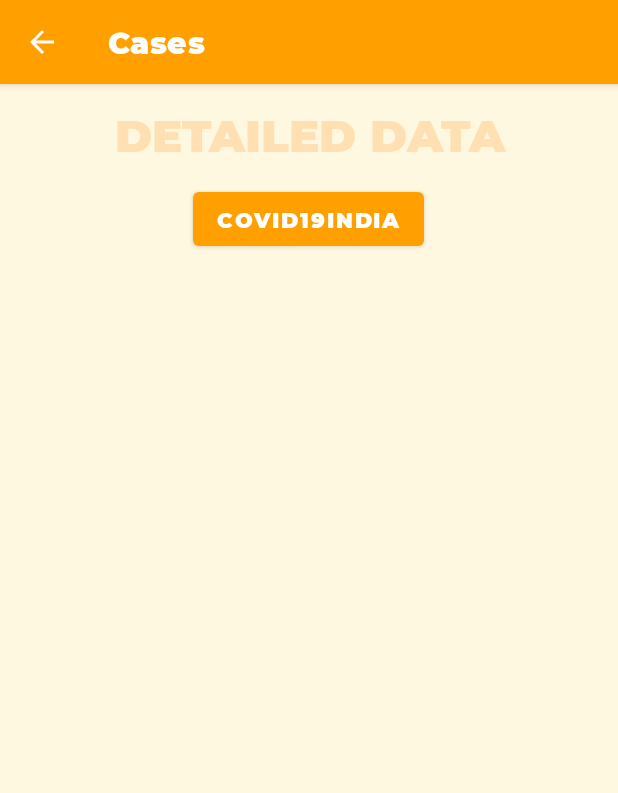
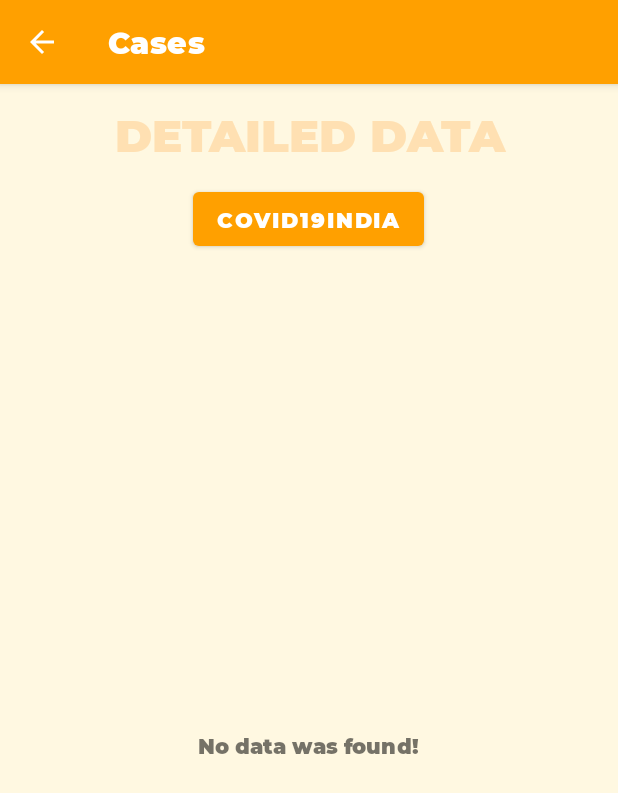
Before and after one commit to Anand-Avinash-Bhalerao/CoviHelp, an Android app: the casesorg screen opened directly, with no data from a screen before it, on a phone screen of 412 x 824 dp. Shown: the top 793 px of the screen. Run offline under Robolectric (Android 15) with nearby library versions, the phone set to English and light mode, and no system bars.

Commit message:
Progress bar added

```diff
--- a/app/src/main/java/com/example/covihelp/CovidAsyncTask.java
+++ b/app/src/main/java/com/example/covihelp/CovidAsyncTask.java
@@ -35,7 +35,7 @@ public class CovidAsyncTask extends AsyncTaskLoader<List<CovidCityStats>> {
     Activity activity;
     public ListView listView;
     public RecyclerView recyclerView;
-    public Context context;
+    public Context contextC;
     //    public AdapterC adapterC;
     public RecyclerAdapter recyclerAdapter;
     public static final String LOG_TAG = "DebugK";
@@ -57,7 +57,7 @@ public class CovidAsyncTask extends AsyncTaskLoader<List<CovidCityStats>> {
 
     public CovidAsyncTask(Context context) {
         super(context);
-        this.context = context;
+        contextC = context;
     }
 
     @Override
@@ -67,6 +67,12 @@ public class CovidAsyncTask extends AsyncTaskLoader<List<CovidCityStats>> {
 
     @Override
     public List<CovidCityStats> loadInBackground() {
+        try {
+            Toast.makeText(contextC, "Loaded the url again", Toast.LENGTH_SHORT).show();
+        }catch (Exception e){
+            Log.e("DebugK","Kuch toh hua inLoadInBackground me");
+            e.printStackTrace();
+        }
         String jsonResponse = "";
         HttpURLConnection urlConnection = null;
         InputStream inputStream = null;
--- a/app/src/main/java/com/example/covihelp/casesorg.java
+++ b/app/src/main/java/com/example/covihelp/casesorg.java
@@ -1,39 +1,22 @@
 package com.example.covihelp;
 
-import android.app.Activity;
-import android.content.Context;
 import android.content.Intent;
 import android.net.Uri;
-import android.os.AsyncTask;
 import android.os.Bundle;
 import android.util.Log;
 import android.view.View;
 import android.widget.Button;
-import android.widget.ListView;
-import android.widget.Toast;
+import android.widget.ProgressBar;
+import android.widget.TextView;
 
 import androidx.annotation.NonNull;
 import androidx.annotation.Nullable;
 import androidx.appcompat.app.AppCompatActivity;
 import androidx.loader.app.LoaderManager;
-import androidx.loader.content.AsyncTaskLoader;
 import androidx.loader.content.Loader;
 import androidx.recyclerview.widget.LinearLayoutManager;
 import androidx.recyclerview.widget.RecyclerView;
 
-import org.json.JSONArray;
-import org.json.JSONException;
-import org.json.JSONObject;
-
-import java.io.BufferedInputStream;
-import java.io.BufferedReader;
-import java.io.IOException;
-import java.io.InputStream;
-import java.io.InputStreamReader;
-import java.net.HttpURLConnection;
-import java.net.MalformedURLException;
-import java.net.URL;
-import java.nio.charset.Charset;
 import java.util.ArrayList;
 import java.util.List;
 
@@ -43,6 +26,8 @@ public class casesorg extends AppCompatActivity implements LoaderManager.LoaderC
     public static final String LOG_TAG = "DebugK";
     public static final String covid_url = "https://data.covid19india.org/v4/min/data.min.json";
     public ArrayList<CovidCityStats> toDisplay;
+    TextView recycler_empty;
+    ProgressBar progressBar;
     public List<CovidCityStats> covidCityStats = new ArrayList<>();
 
 
@@ -88,10 +73,20 @@ public class casesorg extends AppCompatActivity implements LoaderManager.LoaderC
     @Override
     public void onLoadFinished(@NonNull Loader<List<CovidCityStats>> loader, List<CovidCityStats> data) {
         Log.d("DebugK", "onLoadFinished k andar");
+        List<CovidCityStats> temp = new ArrayList<>();
+        progressBar = findViewById(R.id.progress_circular);
+        progressBar.setVisibility(View.GONE);
         RecyclerView recyclerView = findViewById(R.id.recycler);
         RecyclerAdapter recyclerAdapter = new RecyclerAdapter(this, data);
         recyclerView.setAdapter(recyclerAdapter);
         recyclerView.setLayoutManager(new LinearLayoutManager(this));
+        recycler_empty = findViewById(R.id.recycler_empty);
+
+        if (data.size() == 0) {
+            recyclerView.setVisibility(View.GONE);
+            recycler_empty.setVisibility(View.VISIBLE);
+            recycler_empty.setText("No data was found!");
+        }
     }
 
     @Override
--- a/app/src/main/res/layout/activity_casesorg.xml
+++ b/app/src/main/res/layout/activity_casesorg.xml
@@ -31,7 +31,20 @@
         android:layout_width="match_parent"
         android:layout_height="match_parent"
         android:orientation="vertical"
+        android:gravity="center"
         android:paddingBottom="12dp">
+        <ProgressBar
+            android:id="@+id/progress_circular"
+            android:layout_width="wrap_content"
+            android:layout_height="wrap_content">
+        </ProgressBar>
+        <TextView
+            android:id="@+id/recycler_empty"
+            android:layout_width="wrap_content"
+            android:layout_height="wrap_content"
+            android:layout_gravity="center"
+            android:visibility="gone">
+        </TextView>
 
         <androidx.recyclerview.widget.RecyclerView
             android:id="@+id/recycler"
```
